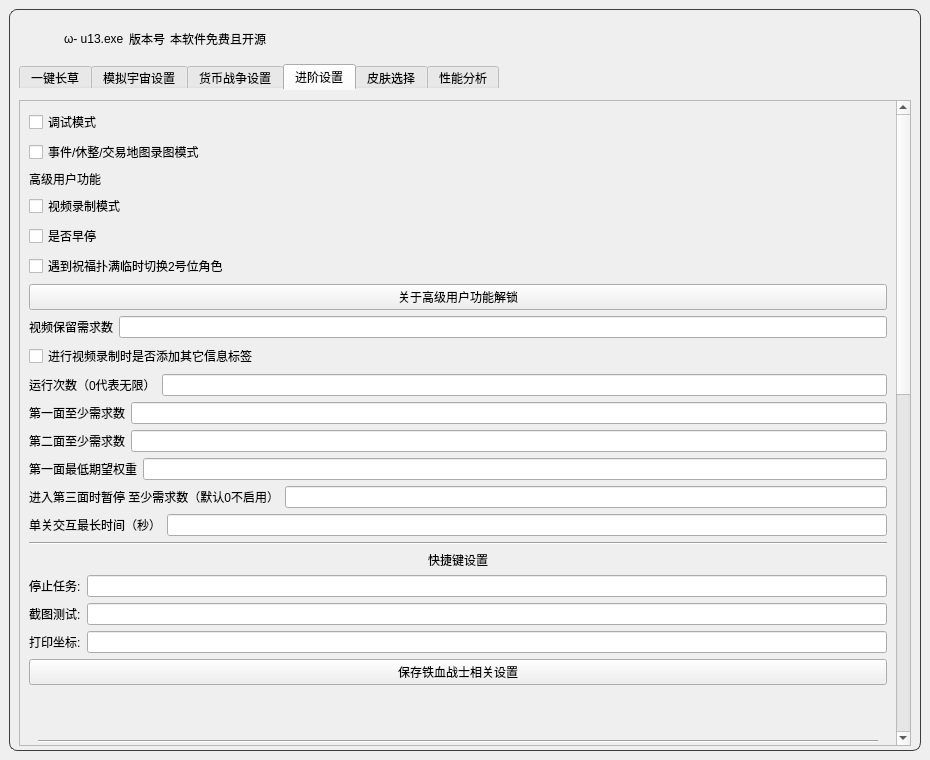
Old version of the form resource/ui/UI.ui in the repository syfoud/Simulated_Scepter.
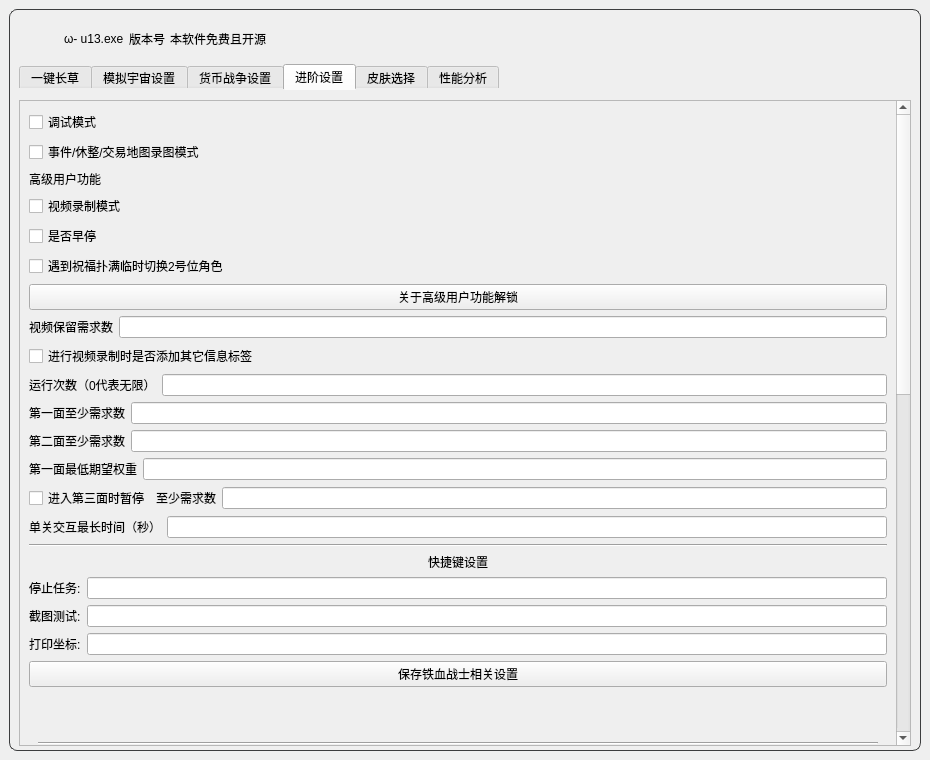
New version of the form. The open tabs and pages were chosen to show the change. Icons and pictures are not drawn.

Commit message: 完善“进入第三面暂停”ui

```diff
--- a/resource/ui/UI.ui
+++ b/resource/ui/UI.ui
@@ -1366,10 +1366,17 @@
                </item>
                <item>
                 <layout class="QHBoxLayout" name="horizontalLayout_third_plane_pause">
+                 <item>
+                  <widget class="QCheckBox" name="Iron_blood_third_plane_pause_checkbox">
+                   <property name="text">
+                    <string>进入第三面时暂停</string>
+                   </property>
+                  </widget>
+                 </item>
                  <item>
                   <widget class="QLabel" name="label_third_plane_pause">
                    <property name="text">
-                    <string>进入第三面时暂停 至少需求数（默认0不启用）</string>
+                    <string>至少需求数</string>
                    </property>
                   </widget>
                  </item>
```
